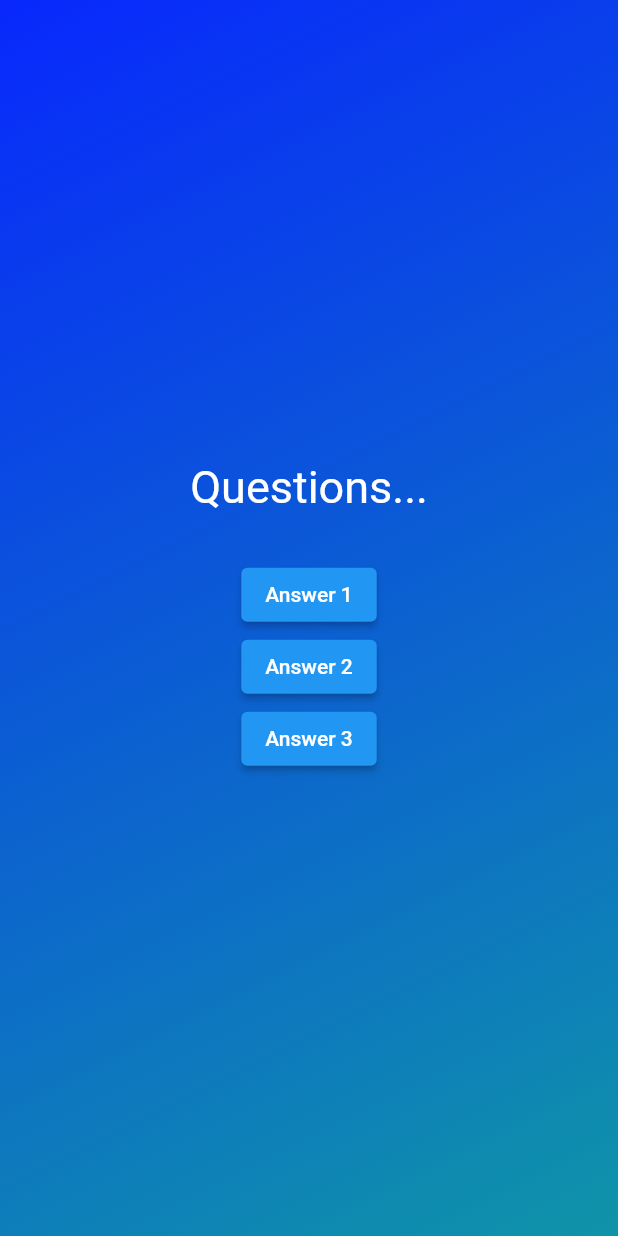
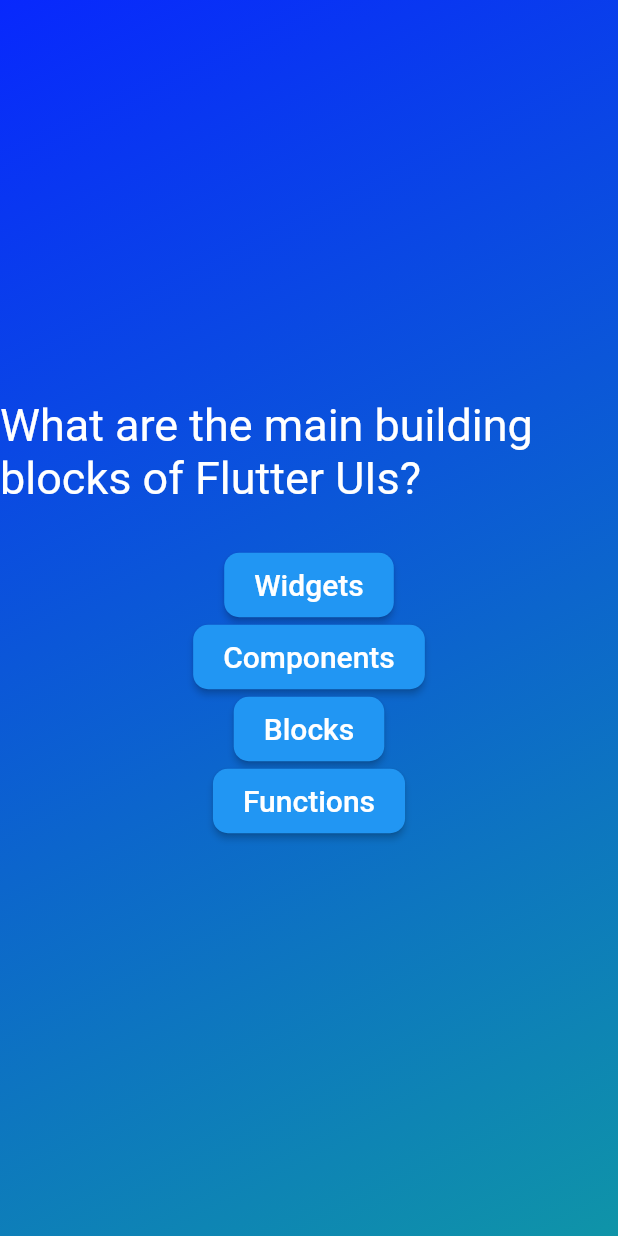
Before and after one commit to Rishi-Mishra0704/flutter_quiz, a Flutter app: the screen it shows after launch, after a tap on "Start Quiz", on a phone screen of 412 x 824 dp. Run offline on Flutter 3.47's test engine with Material 2 defaults, Android fonts, the phone set to English and light mode, and no system bars.

Commit message:
add some data on screen

```diff
--- a/lib/answer_button.dart
+++ b/lib/answer_button.dart
@@ -1,15 +1,28 @@
 import 'package:flutter/material.dart';
 
 class AnswerButton extends StatelessWidget {
-  const AnswerButton(this.answerText, this.onTap,{super.key});
+  const AnswerButton(
+      {required this.answerText, required this.onTap, super.key});
+
   final String answerText;
   final void Function() onTap;
+
   @override
-  Widget build(context) {
+  Widget build(BuildContext context) {
     return ElevatedButton(
       onPressed: onTap,
-      style: ElevatedButton.styleFrom(),
-      child:Text(answerText),
+      style: ElevatedButton.styleFrom(
+        padding: const EdgeInsets.symmetric(vertical: 10, horizontal: 20),
+        backgroundColor: Colors.blue,
+        foregroundColor: Colors.white,
+        shape: const RoundedRectangleBorder(
+          borderRadius: BorderRadius.all(Radius.circular(10)),
+        ),
+      ),
+      child: Text(
+        answerText,
+        style: const TextStyle(fontSize: 20),
+      ),
     );
   }
 }
--- a/lib/questions_screen.dart
+++ b/lib/questions_screen.dart
@@ -14,20 +14,34 @@ class QuestionsScreen extends StatefulWidget {
 class _QuestionsScreenState extends State<QuestionsScreen> {
   @override
   Widget build(context) {
-    return const SizedBox(
+    final currentQuestion = questions[0];
+
+    return SizedBox(
       width: double.infinity,
       child: Column(
         mainAxisAlignment: MainAxisAlignment.center,
         children: [
           Text(
-            'Questions...',
-            style: TextStyle(fontSize: 30, color: Colors.white),
+            currentQuestion.question,
+            style: const TextStyle(fontSize: 30, color: Colors.white),
           ),
-          SizedBox(height: 30),
-          AnswerButton('Answer 1', () {}),
-          AnswerButton('Answer 2', () {}),
-          AnswerButton('Answer 3', () {}),
-
+          const SizedBox(height: 30),
+          AnswerButton(
+            answerText: currentQuestion.answers[0],
+            onTap: () {},
+          ),
+          AnswerButton(
+            answerText: currentQuestion.answers[1],
+            onTap: () {},
+          ),
+          AnswerButton(
+            answerText: currentQuestion.answers[2],
+            onTap: () {},
+          ),
+          AnswerButton(
+            answerText: currentQuestion.answers[3],
+            onTap: () {},
+          ),
         ],
       ),
     );
```
